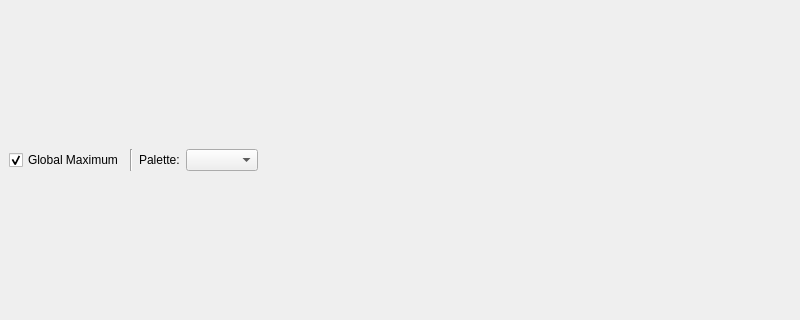
First picture: the form in ants3bundle/src/ants3/gui/graph/aviewer3d.ui, repository andrmor/ANTS3bundle, before the edit; both pictures show x 0 to 800 and y 129 to 449 of the 800 by 600 pixel window.
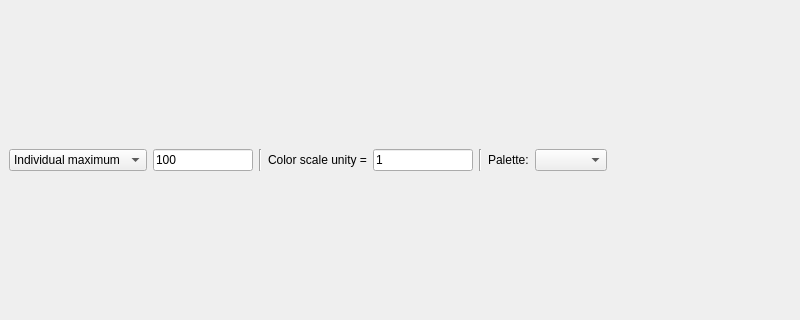
Second picture: the form after the edit.

```diff
--- a/ants3bundle/src/ants3/gui/graph/aviewer3d.ui
+++ b/ants3bundle/src/ants3/gui/graph/aviewer3d.ui
@@ -18,12 +18,34 @@
     <item>
      <layout class="QHBoxLayout" name="horizontalLayout_2">
       <item>
-       <widget class="QCheckBox" name="cbGlobalMaximum">
-        <property name="text">
-         <string>Global Maximum</string>
+       <widget class="QComboBox" name="cobMaximum">
+        <item>
+         <property name="text">
+          <string>Individual maximum</string>
+         </property>
+        </item>
+        <item>
+         <property name="text">
+          <string>Global maximum</string>
+         </property>
+        </item>
+        <item>
+         <property name="text">
+          <string>Fixed maximum:</string>
+         </property>
+        </item>
+       </widget>
+      </item>
+      <item>
+       <widget class="QLineEdit" name="ledMaximum">
+        <property name="maximumSize">
+         <size>
+          <width>100</width>
+          <height>16777215</height>
+         </size>
         </property>
-        <property name="checked">
-         <bool>true</bool>
+        <property name="text">
+         <string>100</string>
         </property>
        </widget>
       </item>
@@ -34,6 +56,33 @@
         </property>
        </widget>
       </item>
+      <item>
+       <widget class="QLabel" name="label_2">
+        <property name="text">
+         <string>Color scale unity =</string>
+        </property>
+       </widget>
+      </item>
+      <item>
+       <widget class="QLineEdit" name="ledScaling">
+        <property name="maximumSize">
+         <size>
+          <width>100</width>
+          <height>16777215</height>
+         </size>
+        </property>
+        <property name="text">
+         <string>1</string>
+        </property>
+       </widget>
+      </item>
+      <item>
+       <widget class="Line" name="line_2">
+        <property name="orientation">
+         <enum>Qt::Vertical</enum>
+        </property>
+       </widget>
+      </item>
       <item>
        <widget class="QLabel" name="label">
         <property name="text">
```
Left out of the diff: 2 changed lines with no effect on the pictures.
